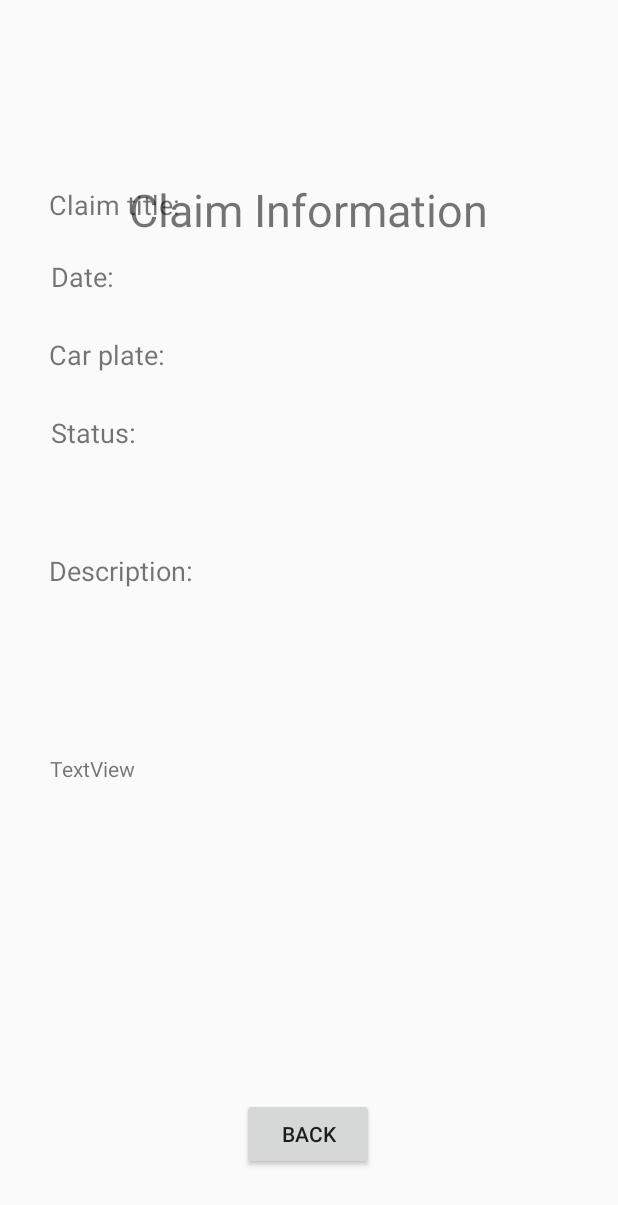
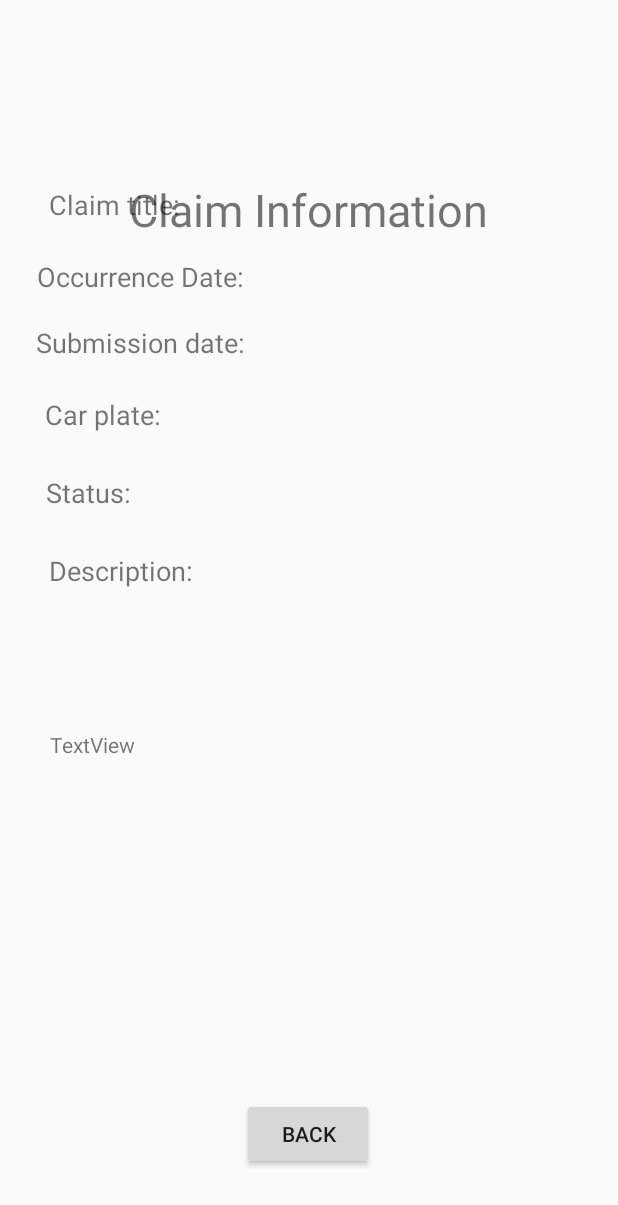
Before and after one commit to andrerosantos/InSureApp, an Android app: the layout activity_claim_information.xml on its own in the app's theme, with its tools: preview values and no code run, on a phone screen of 412 x 824 dp. Shown: the top 1205 px of the screen. Run offline under Robolectric (Android 15) with nearby library versions, the phone set to English and light mode, and no system bars.

Commit message:
see individual claim

```diff
--- a/app/src/main/java/pt/ulisboa/tecnico/sise/insureapp/app/activities/MenuActivity.java
+++ b/app/src/main/java/pt/ulisboa/tecnico/sise/insureapp/app/activities/MenuActivity.java
@@ -63,8 +63,9 @@ public class MenuActivity extends AppCompatActivity {
                 (new WSLogout(_gs, MenuActivity.this)).execute();
 
                 Intent intent = new Intent(MenuActivity.this, LoginActivity.class);
+                intent.addFlags(Intent.FLAG_ACTIVITY_CLEAR_TOP);
                 startActivity(intent);
-
+                finish();
             }
         });
 
--- a/app/src/main/res/layout/activity_claim_information.xml
+++ b/app/src/main/res/layout/activity_claim_information.xml
@@ -35,10 +35,22 @@
         android:layout_width="wrap_content"
         android:layout_height="wrap_content"
         android:layout_marginTop="172dp"
-        android:text="@string/date"
+        android:text="@string/occurrence_date"
         android:textSize="18sp"
         app:layout_constraintEnd_toEndOf="parent"
         app:layout_constraintHorizontal_bias="0.091"
+        app:layout_constraintStart_toStartOf="parent"
+        app:layout_constraintTop_toTopOf="parent" />
+
+    <TextView
+        android:id="@+id/textView10"
+        android:layout_width="wrap_content"
+        android:layout_height="wrap_content"
+        android:layout_marginTop="216dp"
+        android:text="@string/submission_date"
+        android:textSize="18sp"
+        app:layout_constraintEnd_toEndOf="parent"
+        app:layout_constraintHorizontal_bias="0.089"
         app:layout_constraintStart_toStartOf="parent"
         app:layout_constraintTop_toTopOf="parent" />
 
@@ -54,30 +66,6 @@
         app:layout_constraintStart_toStartOf="parent"
         app:layout_constraintTop_toTopOf="parent" />
 
-    <TextView
-        android:id="@+id/textView8"
-        android:layout_width="wrap_content"
-        android:layout_height="wrap_content"
-        android:layout_marginTop="224dp"
-        android:text="@string/car_plate"
-        android:textSize="18sp"
-        app:layout_constraintEnd_toEndOf="parent"
-        app:layout_constraintHorizontal_bias="0.098"
-        app:layout_constraintStart_toStartOf="parent"
-        app:layout_constraintTop_toTopOf="parent" />
-
-    <TextView
-        android:id="@+id/textView9"
-        android:layout_width="wrap_content"
-        android:layout_height="wrap_content"
-        android:layout_marginTop="276dp"
-        android:text="@string/claim_status"
-        android:textSize="18sp"
-        app:layout_constraintEnd_toEndOf="parent"
-        app:layout_constraintHorizontal_bias="0.095"
-        app:layout_constraintStart_toStartOf="parent"
-        app:layout_constraintTop_toTopOf="parent" />
-
     <Button
         android:id="@+id/backButtonClaimInformation"
         android:layout_width="wrap_content"
@@ -90,7 +78,7 @@
         app:layout_constraintStart_toStartOf="parent" />
 
     <TextView
-        android:id="@+id/textViewClaimTitle"
+        android:id="@+id/claimInfoTitle"
         android:layout_width="205dp"
         android:layout_height="28dp"
         android:textSize="18sp"
@@ -102,44 +90,81 @@
         app:layout_constraintVertical_bias="0.17" />
 
     <TextView
-        android:id="@+id/textViewDate"
+        android:id="@+id/claimInfoOccurrenceDate"
+        android:layout_width="150dp"
+        android:layout_height="28dp"
+        android:textSize="18sp"
+        app:layout_constraintBottom_toBottomOf="parent"
+        app:layout_constraintEnd_toEndOf="parent"
+        app:layout_constraintHorizontal_bias="0.785"
+        app:layout_constraintStart_toStartOf="parent"
+        app:layout_constraintTop_toTopOf="parent"
+        app:layout_constraintVertical_bias="0.244" />
+
+    <TextView
+        android:id="@+id/claimInfoSubmissionDate"
+        android:layout_width="150dp"
+        android:layout_height="28dp"
+        android:textSize="18sp"
+        app:layout_constraintBottom_toBottomOf="parent"
+        app:layout_constraintEnd_toEndOf="parent"
+        app:layout_constraintHorizontal_bias="0.785"
+        app:layout_constraintStart_toStartOf="parent"
+        app:layout_constraintTop_toTopOf="parent"
+        app:layout_constraintVertical_bias="0.307" />
+
+    <TextView
+        android:id="@+id/claimInfoStatus"
+        android:layout_width="205dp"
+        android:layout_height="29dp"
+        android:layout_marginTop="24dp"
+        android:textSize="18sp"
+        app:layout_constraintEnd_toEndOf="parent"
+        app:layout_constraintHorizontal_bias="0.728"
+        app:layout_constraintStart_toStartOf="parent"
+        app:layout_constraintTop_toBottomOf="@+id/claimInfoCarPlate" />
+
+    <TextView
+        android:id="@+id/claimInfoCarPlate"
         android:layout_width="205dp"
         android:layout_height="28dp"
         android:textSize="18sp"
         app:layout_constraintBottom_toBottomOf="parent"
         app:layout_constraintEnd_toEndOf="parent"
-        app:layout_constraintHorizontal_bias="0.713"
+        app:layout_constraintHorizontal_bias="0.728"
         app:layout_constraintStart_toStartOf="parent"
         app:layout_constraintTop_toTopOf="parent"
-        app:layout_constraintVertical_bias="0.244" />
+        app:layout_constraintVertical_bias="0.375" />
 
     <TextView
-        android:id="@+id/textViewCarPlate"
-        android:layout_width="205dp"
-        android:layout_height="28dp"
-        android:layout_marginTop="24dp"
+        android:id="@+id/textView8"
+        android:layout_width="wrap_content"
+        android:layout_height="wrap_content"
+        android:layout_marginTop="264dp"
+        android:text="@string/car_plate"
         android:textSize="18sp"
         app:layout_constraintEnd_toEndOf="parent"
-        app:layout_constraintHorizontal_bias="0.728"
+        app:layout_constraintHorizontal_bias="0.089"
         app:layout_constraintStart_toStartOf="parent"
-        app:layout_constraintTop_toBottomOf="@+id/textViewDate" />
+        app:layout_constraintTop_toTopOf="parent" />
 
     <TextView
-        android:id="@+id/textViewClaimStatus"
-        android:layout_width="202dp"
-        android:layout_height="29dp"
-        android:layout_marginTop="24dp"
+        android:id="@+id/textView9"
+        android:layout_width="wrap_content"
+        android:layout_height="wrap_content"
+        android:layout_marginTop="316dp"
+        android:text="@string/claim_status"
         android:textSize="18sp"
         app:layout_constraintEnd_toEndOf="parent"
-        app:layout_constraintHorizontal_bias="0.717"
+        app:layout_constraintHorizontal_bias="0.087"
         app:layout_constraintStart_toStartOf="parent"
-        app:layout_constraintTop_toBottomOf="@+id/textViewCarPlate" />
+        app:layout_constraintTop_toTopOf="parent" />
 
     <TextView
-        android:id="@+id/textViewDescription"
+        android:id="@+id/claimInfoDescription"
         android:layout_width="348dp"
         android:layout_height="189dp"
-        android:layout_marginBottom="132dp"
+        android:layout_marginBottom="148dp"
         android:text="TextView"
         app:layout_constraintBottom_toBottomOf="parent"
         app:layout_constraintEnd_toEndOf="parent"
--- a/app/src/main/res/values/strings.xml
+++ b/app/src/main/res/values/strings.xml
@@ -26,7 +26,8 @@
     <string name="description">Description: </string>
     <string name="claim_status">Status: </string>
     <!--Activity Claim Information -->
-    <string name="customer_information">Customer Information </string>
+    <string name="customer_information">Customer Information: </string>
+    <string name="submission_date">Submission date: </string>
     <!--Activity New Claim -->
     <string name="new_insurance_claim">New Claim</string>
     <string name="title"> Title:</string>
```
Also changed, not shown: app/src/main/java/pt/ulisboa/tecnico/sise/insureapp/app/InternalProtocol.java (added, +7 -0 lines), app/src/main/java/pt/ulisboa/tecnico/sise/insureapp/app/WSGetClaimInformation.java (added, +61 -0 lines), app/src/main/java/pt/ulisboa/tecnico/sise/insureapp/app/activities/ClaimInformationActivity.java (+50 -0 lines), app/src/main/java/pt/ulisboa/tecnico/sise/insureapp/app/activities/ListClaimActivity.java (+24 -11 lines), app/src/main/res/layout/activity_customer_information.xml (+6 -6 lines), app/src/main/res/layout/activity_list_claim.xml (+10 -16 lines).
